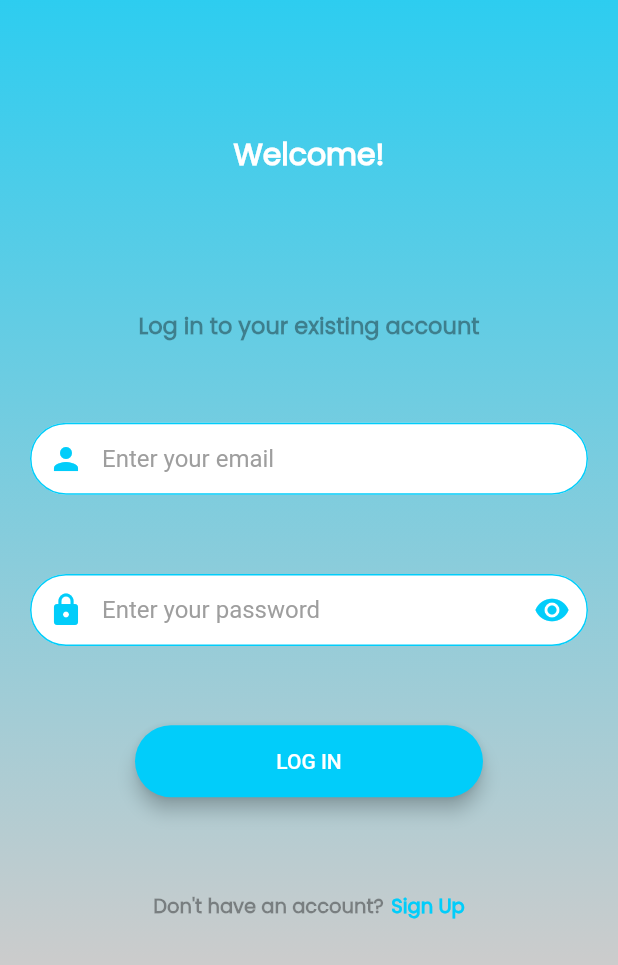
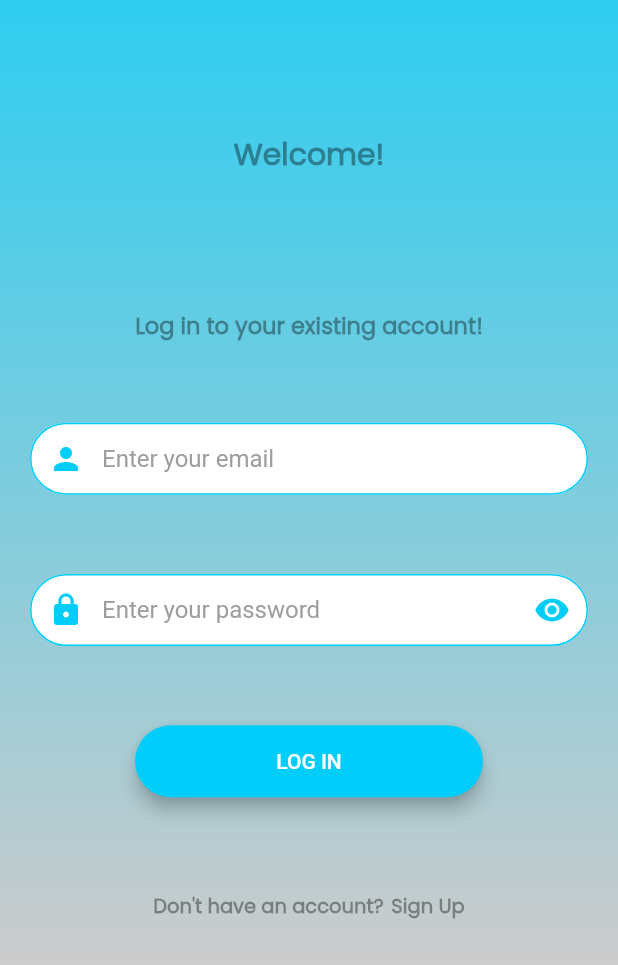
Before and after one commit to Ammar-Raneez/E-Ophthalmologist_UI, a Flutter app: the screen it shows after launch, on a phone screen of 412 x 824 dp, the part 271-1236 px from its top. Run offline on Flutter 3.47's test engine with Material 2 defaults, Android fonts, the phone set to English and light mode, and no system bars; our stand-ins replace cached_network_image, cloud_firestore, dio, firebase_auth, firebase_core, firebase_storage and 4 more; accounts and stored records are empty.

Commit message:
refactored login screen common label texts

```diff
--- a/lib/screens/login_screen.dart
+++ b/lib/screens/login_screen.dart
@@ -121,25 +121,14 @@ class _LoginScreenState extends State<LoginScreen> {
                             Container(
                               height: 100,
                             ),
-                            Text(
-                              "Welcome!",
-                              textAlign: TextAlign.center,
-                              style: kTextStyle.copyWith(
-                                color: Color(0xffffffff),
-                                fontSize: 20,
-                              ),
-                            ),
+                            _commonLabelText(title: "Welcome!", fontSize: 20.0),
                           ],
                         ),
                       ),
                     if (keyboardOpenVisibility == 0.0)
-                      Text(
-                        "Log in to your existing account",
-                        textAlign: TextAlign.center,
-                        style: kTextStyle.copyWith(
-                          fontSize: 15,
-                        ),
-                      ),
+                      _commonLabelText(
+                          title: "Log in to your existing account!",
+                          fontSize: 15.0),
                     TextField(
                       controller: _emailAddressTextFieldController,
                       keyboardType: TextInputType.emailAddress,
@@ -197,12 +186,8 @@ class _LoginScreenState extends State<LoginScreen> {
                         crossAxisAlignment: CrossAxisAlignment.center,
                         mainAxisAlignment: MainAxisAlignment.center,
                         children: [
-                          Text(
-                            "Don't have an account?",
-                            style: kTextStyle.copyWith(
-                              fontSize: 13,
-                            ),
-                          ),
+                          _commonLabelText(
+                              title: "Don't have an account?", fontSize: 13.0),
                           SizedBox(
                             width: 5.0,
                           ),
@@ -212,13 +197,8 @@ class _LoginScreenState extends State<LoginScreen> {
                               Navigator.pushNamed(
                                   context, RegistrationScreen.id);
                             },
-                            child: Text(
-                              "Sign Up",
-                              style: kTextStyle.copyWith(
-                                color: Color(0xff01CDFA),
-                                fontSize: 13,
-                              ),
-                            ),
+                            child: _commonLabelText(
+                                title: "Sign Up", fontSize: 13.0),
                           ),
                         ],
                       ),
@@ -232,4 +212,14 @@ class _LoginScreenState extends State<LoginScreen> {
       ),
     );
   }
+
+  Text _commonLabelText({@required title, @required fontSize}) {
+    return Text(
+      title,
+      textAlign: TextAlign.center,
+      style: kTextStyle.copyWith(
+        fontSize: fontSize,
+      ),
+    );
+  }
 }
```
